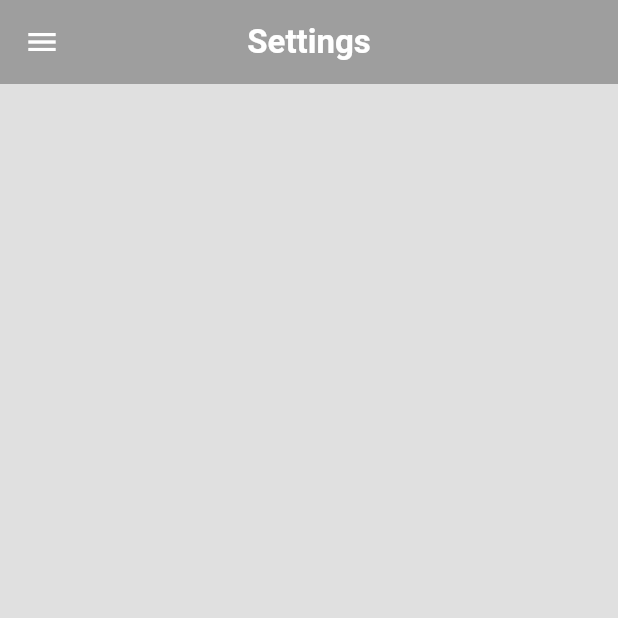
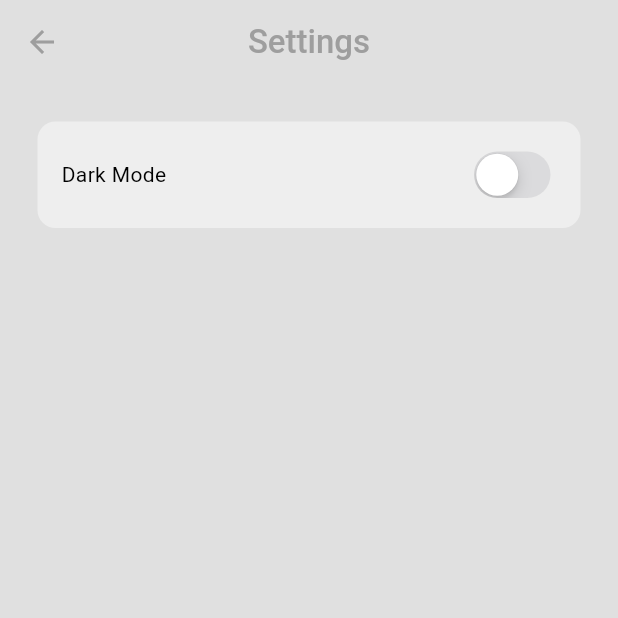
Before and after one commit to FlackCode/FlutterChatApp, a Flutter app: the SettingsPage screen opened directly, on a phone screen of 412 x 824 dp, the top half of it. Run offline on Flutter 3.47's test engine with Material 3 defaults, Android fonts, the phone set to English and light mode, and no system bars; our stand-ins replace cloud_firestore, firebase_auth, firebase_core; accounts and stored records are empty; network calls fail.

Commit message:
Finished App

```diff
--- a/lib/pages/settings_page.dart
+++ b/lib/pages/settings_page.dart
@@ -1,5 +1,7 @@
-import 'package:chatapp/components/my_drawer.dart';
+import 'package:chatapp/themes/theme_provider.dart';
+import 'package:flutter/cupertino.dart';
 import 'package:flutter/material.dart';
+import 'package:provider/provider.dart';
 
 class SettingsPage extends StatelessWidget {
   const SettingsPage({super.key});
@@ -7,18 +9,38 @@ class SettingsPage extends StatelessWidget {
   @override
   Widget build(BuildContext context) {
     return Scaffold(
+      backgroundColor: Theme.of(context).colorScheme.surface,
       appBar: AppBar(
-        backgroundColor: Theme.of(context).colorScheme.primary,
-        iconTheme: IconThemeData(color: Theme.of(context).colorScheme.tertiary),
-        title: Text(
+        backgroundColor: Colors.transparent,
+        foregroundColor: Colors.grey,
+        //iconTheme: IconThemeData(color: Theme.of(context).colorScheme.tertiary),
+        title: const Text(
           'Settings',
           style: TextStyle(
-              color: Theme.of(context).colorScheme.tertiary,
-              fontWeight: FontWeight.bold),
+              //color: Theme.of(context).colorScheme.tertiary,
+              fontWeight: FontWeight.w500),
         ),
         centerTitle: true,
       ),
-      drawer: const MyDrawer(),
+      body: Container(
+        decoration: BoxDecoration(
+            color: Theme.of(context).colorScheme.secondary,
+            borderRadius: BorderRadius.circular(12)),
+        margin: const EdgeInsets.all(25),
+        padding: const EdgeInsets.all(16),
+        child: Row(
+          mainAxisAlignment: MainAxisAlignment.spaceBetween,
+          children: [
+            const Text("Dark Mode"),
+            CupertinoSwitch(
+                value: Provider.of<ThemeProvider>(context, listen: false)
+                    .isDarkMode,
+                onChanged: (value) =>
+                    Provider.of<ThemeProvider>(context, listen: false)
+                        .toggleTheme())
+          ],
+        ),
+      ),
     );
   }
 }
--- a/lib/themes/dark_mode.dart
+++ b/lib/themes/dark_mode.dart
@@ -0,0 +1,9 @@
+import 'package:flutter/material.dart';
+
+ThemeData darkMode = ThemeData(
+    colorScheme: ColorScheme.dark(
+        surface: Colors.grey.shade900,
+        primary: Colors.grey.shade600,
+        secondary: const Color.fromARGB(255, 57, 57, 57),
+        tertiary: Colors.grey.shade800,
+        inversePrimary: Colors.grey.shade300));
--- /dev/null
+++ b/lib/themes/theme_provider.dart
@@ -0,0 +1,24 @@
+import 'package:chatapp/themes/dark_mode.dart';
+import 'package:chatapp/themes/light_mode.dart';
+import 'package:flutter/material.dart';
+
+class ThemeProvider extends ChangeNotifier {
+  ThemeData _themeData = lightMode;
+
+  ThemeData get themeData => _themeData;
+
+  bool get isDarkMode => _themeData == darkMode;
+
+  set themeData(ThemeData themeData) {
+    _themeData = themeData;
+    notifyListeners();
+  }
+
+  void toggleTheme() {
+    if (_themeData == lightMode) {
+      themeData = darkMode;
+    } else {
+      themeData = lightMode;
+    }
+  }
+}
--- a/pubspec.yaml
+++ b/pubspec.yaml
@@ -39,6 +39,7 @@ dependencies:
   firebase_auth: ^5.1.1
   firebase_storage: ^12.1.0
   cloud_firestore: ^5.0.2
+  provider: ^6.1.2
 
 dev_dependencies:
   flutter_test:
```
Also changed, not shown: lib/components/chat_bubble.dart (+24 -4 lines), lib/components/my_textfield.dart (+7 -1 lines), lib/main.dart (+7 -3 lines), lib/pages/chat_page.dart (+66 -14 lines), lib/pages/home_page.dart (+7 -4 lines).
